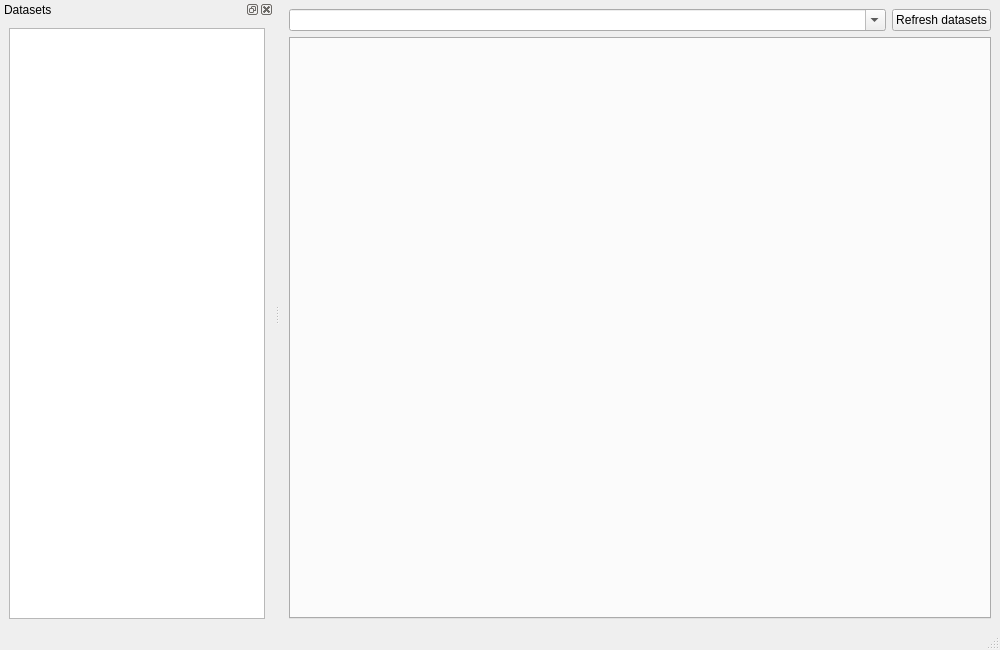
olegantonyan/bigquery-qt, file app/mainwindow.ui: the form before one commit.
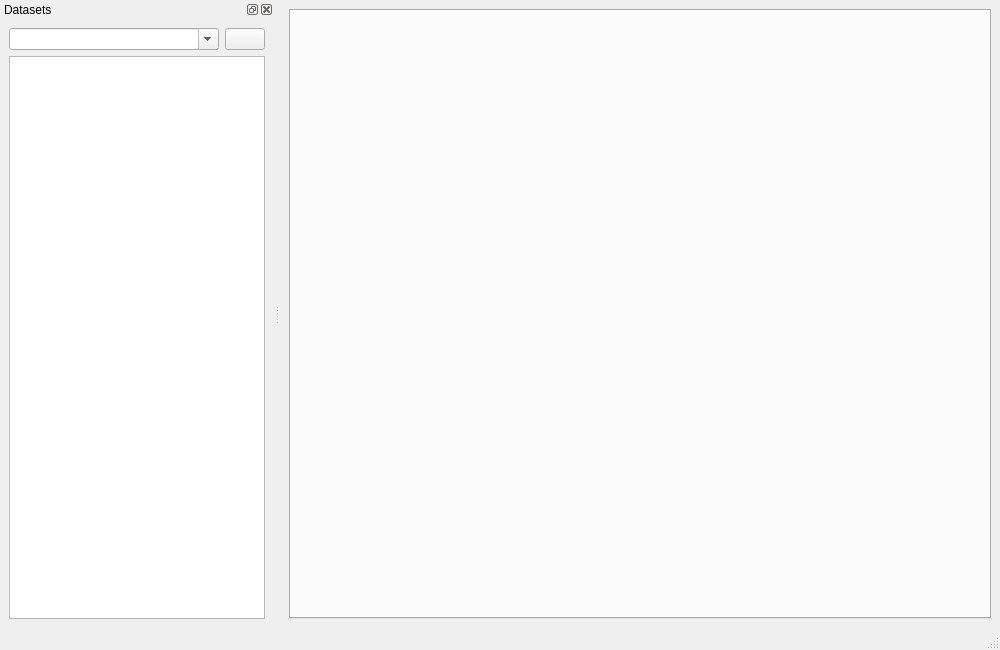
The form after the commit. Custom widgets are drawn as their Qt base class.

Diff of the .ui file:
```diff
--- a/app/mainwindow.ui
+++ b/app/mainwindow.ui
@@ -15,30 +15,6 @@
   </property>
   <widget class="QWidget" name="centralwidget">
    <layout class="QVBoxLayout" name="verticalLayout">
-    <item>
-     <layout class="QHBoxLayout" name="topRow">
-      <item>
-       <widget class="QComboBox" name="projectCombo">
-        <property name="sizePolicy">
-         <sizepolicy hsizetype="Expanding" vsizetype="Fixed">
-          <horstretch>0</horstretch>
-          <verstretch>0</verstretch>
-         </sizepolicy>
-        </property>
-        <property name="editable">
-         <bool>true</bool>
-        </property>
-       </widget>
-      </item>
-      <item>
-       <widget class="QPushButton" name="refreshButton">
-        <property name="text">
-         <string>Refresh datasets</string>
-        </property>
-       </widget>
-      </item>
-     </layout>
-    </item>
     <item>
      <widget class="QTabWidget" name="tabWidget"/>
     </item>
@@ -64,6 +40,33 @@
    </attribute>
    <widget class="QWidget" name="dockContents">
     <layout class="QVBoxLayout" name="dockLayout">
+     <item>
+      <layout class="QHBoxLayout" name="dockTopRow">
+       <item>
+        <widget class="QComboBox" name="projectCombo">
+         <property name="sizePolicy">
+          <sizepolicy hsizetype="Expanding" vsizetype="Fixed">
+           <horstretch>0</horstretch>
+           <verstretch>0</verstretch>
+          </sizepolicy>
+         </property>
+         <property name="editable">
+          <bool>true</bool>
+         </property>
+        </widget>
+       </item>
+       <item>
+        <widget class="SpinnerButton" name="refreshButton">
+         <property name="toolTip">
+          <string>Refresh datasets</string>
+         </property>
+         <property name="text">
+          <string/>
+         </property>
+        </widget>
+       </item>
+      </layout>
+     </item>
      <item>
       <widget class="QTreeWidget" name="datasetTree">
        <property name="headerHidden">
@@ -80,6 +83,13 @@
    </widget>
   </widget>
  </widget>
+ <customwidgets>
+  <customwidget>
+   <class>SpinnerButton</class>
+   <extends>QPushButton</extends>
+   <header>spinnerbutton.h</header>
+  </customwidget>
+ </customwidgets>
  <resources/>
  <connections/>
 </ui>
```
